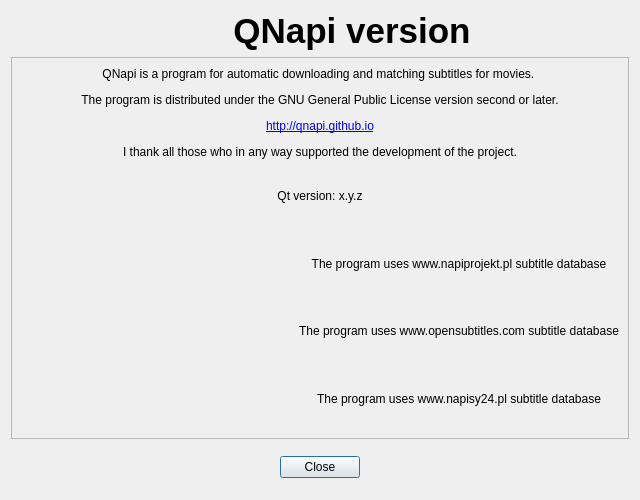
Old version of the form gui/ui/frmabout.ui in the repository MikoWhy91/qnapi.
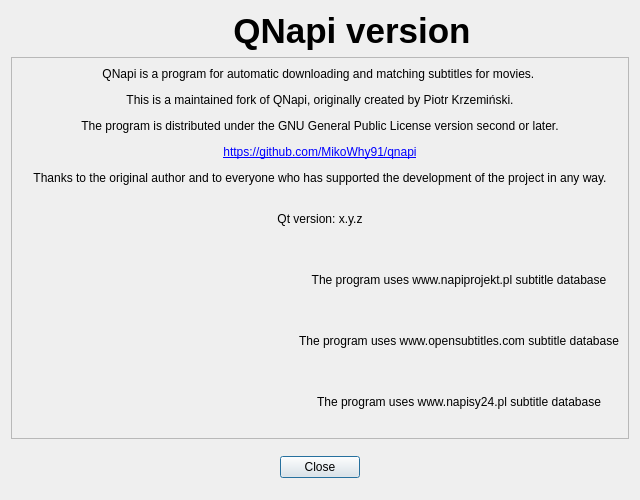
New version of the form. Icons and pictures are not drawn.

Commit message: Rebrand as the maintained MikoWhy91/qnapi fork, remove dead CI, fix single-result auto-download (#2)

Diff of the .ui file:
```diff
--- a/gui/ui/frmabout.ui
+++ b/gui/ui/frmabout.ui
@@ -61,7 +61,7 @@
        <item row="0" column="0" colspan="2">
         <widget class="QLabel" name="lbAbout">
          <property name="text">
-          <string>&lt;html&gt;&lt;head/&gt;&lt;body&gt;&lt;p&gt;QNapi is a program for automatic downloading and matching subtitles for movies. &lt;/p&gt;&lt;p&gt;The program is distributed under the GNU General Public License version second or later.&lt;/p&gt;&lt;p&gt;&lt;a href=&quot;http://qnapi.github.io&quot;&gt;&lt;span style=&quot; text-decoration: underline; color:#0000ff;&quot;&gt;http://qnapi.github.io&lt;/span&gt;&lt;/a&gt;&lt;/p&gt;&lt;p&gt;I thank all those who in any way supported the development of the project.&lt;/p&gt;&lt;/body&gt;&lt;/html&gt;</string>
+          <string>&lt;html&gt;&lt;head/&gt;&lt;body&gt;&lt;p&gt;QNapi is a program for automatic downloading and matching subtitles for movies. &lt;/p&gt;&lt;p&gt;This is a maintained fork of QNapi, originally created by Piotr Krzemiński.&lt;/p&gt;&lt;p&gt;The program is distributed under the GNU General Public License version second or later.&lt;/p&gt;&lt;p&gt;&lt;a href=&quot;https://github.com/MikoWhy91/qnapi&quot;&gt;&lt;span style=&quot; text-decoration: underline; color:#0000ff;&quot;&gt;https://github.com/MikoWhy91/qnapi&lt;/span&gt;&lt;/a&gt;&lt;/p&gt;&lt;p&gt;Thanks to the original author and to everyone who has supported the development of the project in any way.&lt;/p&gt;&lt;/body&gt;&lt;/html&gt;</string>
          </property>
          <property name="textFormat">
           <enum>Qt::RichText</enum>
```
The commit also changes 37 other files.
